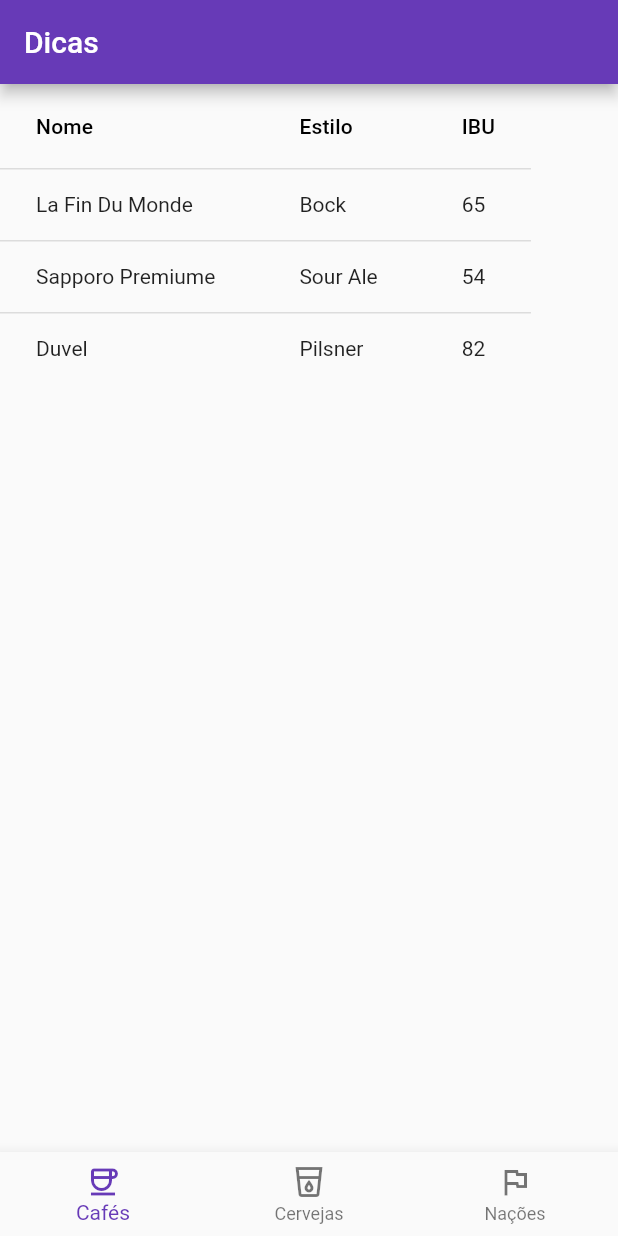
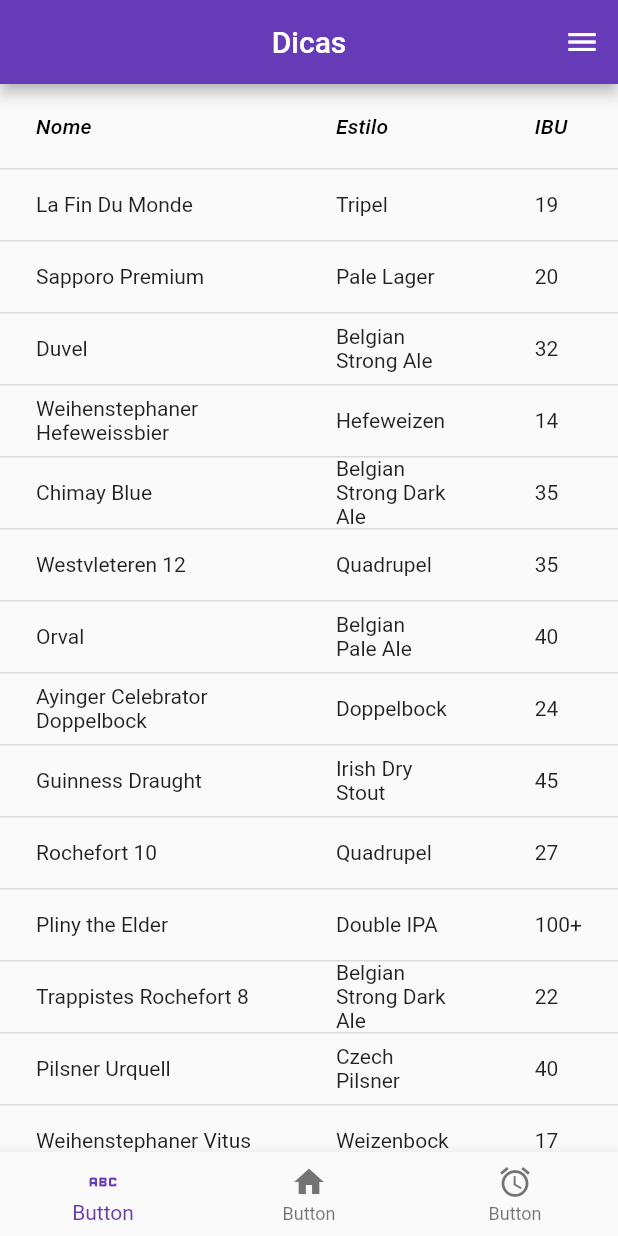
Before and after one commit to StenioEric/POO---UFRN, a Flutter app: the screen it shows after launch, on a phone screen of 412 x 824 dp. Run offline on Flutter 3.47's test engine with Material 2 defaults, Android fonts, the phone set to English and light mode, and no system bars.

```diff
--- a/Receita 4/lib/main.dart
+++ b/Receita 4/lib/main.dart
@@ -1,112 +1,309 @@
 import 'package:flutter/material.dart';
 
 void main() {
+  // Instancia o widget principal
   MyApp app = MyApp();
+  // Inicia a aplicação com o widget principal
   runApp(app);
 }
 
-// Classe principal da aplicação
+// Widget principal da aplicação
 class MyApp extends StatelessWidget {
   @override
   Widget build(BuildContext context) {
     return MaterialApp(
+      // Define o tema da aplicação
       theme: ThemeData(primarySwatch: Colors.deepPurple),
+      // Desabilita o banner de debug
       debugShowCheckedModeBanner: false,
+      // Define a tela inicial da aplicação como um Scaffold
       home: Scaffold(
-        appBar: AppBar(
-          title: const Text("Dicas"),
-        ),
-        body: DataBodyWidget(
-          objects: dataObjects,
-        ),
-        bottomNavigationBar: NewNavBar(),
-      ),
+        // Define a app bar personalizada
+        appBar: CustomAppBar(),
+        // Define o corpo da aplicação
+        body: MytileWidget(objects:dataObjects),
+        // Define a barra de navegação inferior personalizada
+        bottomNavigationBar: NewNavBar(icones: const[
+          Icons.abc,
+          Icons.home,
+          Icons.access_alarm,
+        ]),
+      )
     );
   }
 }
 
-// Widget para a barra de navegação inferior
+// Widget da app bar personalizada
+class CustomAppBar extends StatelessWidget implements PreferredSizeWidget {
+  CustomAppBar(); // Construtor da classe
+
+  @override
+  Widget build(BuildContext context) { // Método responsável por construir a interface do widget
+    return AppBar( // Retorna uma AppBar
+      title: const Text("Dicas"), // Texto do título da AppBar
+      centerTitle: true, // Centraliza o título
+      actions:[ // Define as ações da AppBar
+        PopupMenuButton( // Cria um botão de menu pop-up
+          icon: const Icon(Icons.menu), // Ícone do botão
+          itemBuilder: (context) => [ // Define como os itens do menu devem ser construídos
+            PopupMenuItem( // Define um item do menu
+              child:Row( // Define um layout de linha para o item do menu
+                children: [
+                  const Icon(
+                    Icons.add_circle,
+                    color: Colors.red,
+                  ),
+                  Container(
+                    margin: EdgeInsets.only(left: 10),
+                    child: const Text('Red'),
+                  )
+                ],
+              )
+            ),
+            PopupMenuItem( // Outro item do menu
+              child:Row(
+                children: [
+                  const Icon(
+                    Icons.add_circle,
+                    color: Colors.black,
+                  ),
+                  Container(
+                    margin: EdgeInsets.only(left: 10),
+                    child: const Text('Black'),
+                  )
+                ],
+              )
+            ),
+            PopupMenuItem( // Mais um item do menu
+              child:Row(
+                children: [
+                  const Icon(
+                    Icons.add_circle,
+                    color: Colors.blue,
+                  ),
+                  Container(
+                    margin: EdgeInsets.only(left: 10),
+                    child: const Text('Blue'),
+                  )
+                ],
+              )
+            )
+          ],
+        )
+      ],
+    );
+  }
+  @override
+  Size get preferredSize => Size.fromHeight(kToolbarHeight); // Retorna o tamanho preferido da AppBar
+}
+
+// Widget da barra de navegação inferior personalizada
 class NewNavBar extends StatelessWidget {
-  NewNavBar();
+  final List<IconData> icones;
 
-  // Função para lidar com o toque em um item da barra de navegação
-  void botaoFoiTocado(int index) {
-    print("Tocaram no botão $index");
-  }
+  NewNavBar({this.icones = const []});
 
   @override
   Widget build(BuildContext context) {
     return BottomNavigationBar(
-      // Define a função a ser chamada quando um item é tocado
-      onTap: botaoFoiTocado,
-      // Define os itens da barra de navegação
-      items: const [
-        BottomNavigationBarItem(
-          label: "Cafés",
-          icon: Icon(Icons.coffee_outlined),
-        ),
-        BottomNavigationBarItem(
-          label: "Cervejas",
-          icon: Icon(Icons.local_drink_outlined),
-        ),
-        BottomNavigationBarItem(
-          label: "Nações",
-          icon: Icon(Icons.flag_outlined),
+      // Mapeia os ícones para itens da barra de navegação
+      items: icones.map((icon) => BottomNavigationBarItem(
+        icon: Icon(icon),
+        label: "Button")) // Adiciona um rótulo temporário
+      .toList(), // Converte o resultado do mapeamento em uma lista
+    );
+  }
+}
+
+// Define um widget Flutter que exibe uma tabela de dados
+class DataBodyWidget extends StatelessWidget {
+
+  // Lista de objetos que serão exibidos na tabela
+  final List objects;
+  // Construtor da classe DataBodyWidget
+  DataBodyWidget({this.objects = const []});
+  // Método obrigatório que constrói a interface do widget
+  @override
+  Widget build(BuildContext context) {
+    // Nomes das colunas da tabela
+    var columnNames = ["Nome","Estilo","IBU"];
+    // Nomes das propriedades nos objetos que correspondem às colunas
+    var propertyNames = ["name", "style", "ibu"];
+    return Center(
+      child:SingleChildScrollView(
+        scrollDirection: Axis.vertical,
+          child: DataTable(
+            columns: columnNames.map(
+            // Para cada nome de coluna, cria um DataColumn com o nome e estilo itálico
+            (name) => DataColumn(
+              label: Text(name, style: TextStyle(fontStyle: FontStyle.italic))
+              )
+            ).toList(),
+            rows: objects.map(
+              (obj) => DataRow(
+                cells: propertyNames.map(
+                  (propName) => DataCell(Text(obj[propName]))
+                ).toList()
+              )
+            ).toList(),
+          ),
+        )
+    );
+  }
+}
+
+// Define um widget Flutter que exibe uma tabela de dados
+class MytileWidget extends StatelessWidget {
+
+  // Lista de objetos que serão exibidos na tabela
+  final List objects;
+  // Construtor da classe DataBodyWidget
+  MytileWidget({this.objects = const []});
+  // Método obrigatório que constrói a interface do widget
+    var columnNames = ["Nome","Estilo","IBU"];
+    // Nomes das propriedades nos objetos que correspondem às colunas
+    var propertyNames = ["name", "style", "ibu"];
+  @override
+  Widget build(BuildContext context) {
+    return ListView(
+      scrollDirection:Axis.vertical,
+      children: [
+        DataTable(
+          columns: columnNames.map(
+          // Para cada nome de coluna, cria um DataColumn com o nome e estilo itálico
+          (name) => DataColumn(
+            label: Text(name, style: TextStyle(fontStyle: FontStyle.italic))
+            )
+          ).toList(),
+          rows: objects.map(
+            (obj) => DataRow(
+              cells: propertyNames.map(
+                (propName) => DataCell(Text(obj[propName]))
+              ).toList()
+            )
+          ).toList(),
         ),
       ],
     );
   }
 }
 
-// Widget para exibir os dados em forma de tabela
-class DataBodyWidget extends StatelessWidget {
-  // Lista de objetos de dados
-  final List<Map<String, String>> objects;
-
-  // Construtor
-  DataBodyWidget({required this.objects});
-
-  @override
-  Widget build(BuildContext context) {
-    return SingleChildScrollView(
-      scrollDirection: Axis.horizontal,
-      child: DataTable(
-        columns: [
-          // Define as colunas da tabela
-          DataColumn(label: Text("Nome")),
-          DataColumn(label: Text("Estilo")),
-          DataColumn(label: Text("IBU")),
-        ],
-        rows: objects.map(
-          (obj) => DataRow(
-            cells: [
-              // Células da tabela
-              DataCell(Text(obj["name"] ?? "")),
-              DataCell(Text(obj["style"] ?? "")),
-              DataCell(Text(obj["ibu"] ?? "")),
-            ],
-          ),
-        ).toList(),
-      ),
-    );
-  }
-}
-
-// Lista de objetos de dados
+// Lista de objetos que serão exibidos na tabela
 var dataObjects = [
   {
     "name": "La Fin Du Monde",
-    "style": "Bock",
-    "ibu": "65",
+    "style": "Tripel",
+    "ibu": "19",
   },
   {
-    "name": "Sapporo Premiume",
-    "style": "Sour Ale",
-    "ibu": "54",
+    "name": "Sapporo Premium",
+    "style": "Pale Lager",
+    "ibu": "20",
   },
   {
     "name": "Duvel",
-    "style": "Pilsner",
-    "ibu": "82",
+    "style": "Belgian Strong Ale",
+    "ibu": "32",
+  },
+  {
+    "name": "Weihenstephaner Hefeweissbier",
+    "style": "Hefeweizen",
+    "ibu": "14",
+  },
+  {
+    "name": "Chimay Blue",
+    "style": "Belgian Strong Dark Ale",
+    "ibu": "35",
+  },
+  {
+    "name": "Westvleteren 12",
+    "style": "Quadrupel",
+    "ibu": "35",
+  },
+  {
+    "name": "Orval",
+    "style": "Belgian Pale Ale",
+    "ibu": "40",
+  },
+  {
+    "name": "Ayinger Celebrator Doppelbock",
+    "style": "Doppelbock",
+    "ibu": "24",
+  },
+  {
+    "name": "Guinness Draught",
+    "style": "Irish Dry Stout",
+    "ibu": "45",
+  },
+  {
+    "name": "Rochefort 10",
+    "style": "Quadrupel",
+    "ibu": "27",
+  },
+  {
+    "name": "Pliny the Elder",
+    "style": "Double IPA",
+    "ibu": "100+",
+  },
+  {
+    "name": "Trappistes Rochefort 8",
+    "style": "Belgian Strong Dark Ale",
+    "ibu": "22",
+  },
+  {
+    "name": "Pilsner Urquell",
+    "style": "Czech Pilsner",
+    "ibu": "40",
+
+  },
+  {
+    "name": "Weihenstephaner Vitus",
+    "style": "Weizenbock",
+    "ibu": "17",
+  },
+  {
+    "name": "North Coast Old Rasputin",
+    "style": "Russian Imperial Stout",
+    "ibu": "75",
+  },
+  {
+    "name": "Schneider Weisse Aventinus",
+    "style": "Weizenbock",
+    "ibu": "16",
+  },
+  {
+    "name": "Samuel Adams Boston Lager",
+    "style": "Vienna Lager",
+    "ibu": "30",
+  },
+  {
+    "name": "Founders KBS (Kentucky Breakfast Stout)",
+    "style": "Imperial Stout",
+    "ibu": "70",
+  },
+  {
+    "name": "Fuller's ESB (Extra Special Bitter)",
+    "style": "ESB",
+    "ibu": "40",
+  },
+  {
+    "name": "Ayinger Bräuweisse",
+    "style": "Hefeweizen",
+    "ibu": "23",
+  },
+  {
+    "name": "Köstritzer Schwarzbier",
+    "style": "Schwarzbier",
+    "ibu": "25",
+  },
+  {
+    "name": "Founders All Day IPA",
+    "style": "Session IPA",
+    "ibu": "42",
+  },
+  {
+    "name": "Paulaner Hefe-Weißbier Naturtrüb",
+    "style": "Hefeweizen",
+    "ibu": "12",
   },
 ];
```
